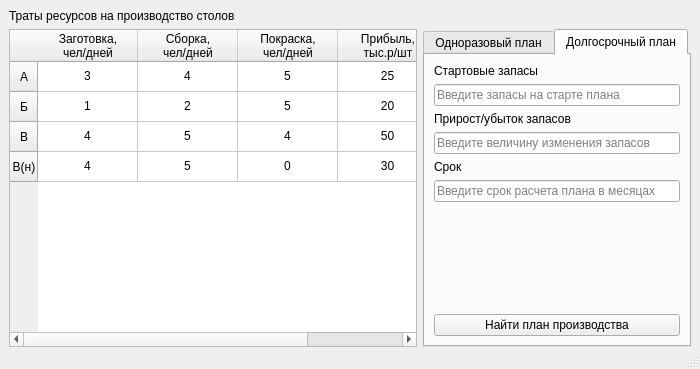
kos1posha/kubstu, file s6/mp/cw/s6_mp_cw/qt/ui/main.ui: the form before one commit.
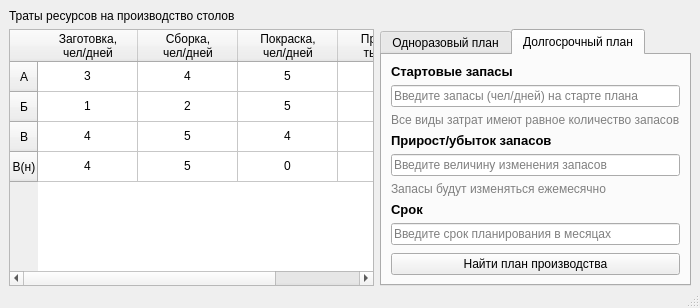
The form after the commit. The open tabs and pages were chosen to show the change.

Diff of the .ui file:
```diff
--- a/s6/mp/cw/s6_mp_cw/qt/ui/main.ui
+++ b/s6/mp/cw/s6_mp_cw/qt/ui/main.ui
@@ -7,7 +7,7 @@
     <x>0</x>
     <y>0</y>
     <width>700</width>
-    <height>369</height>
+    <height>303</height>
    </rect>
   </property>
   <property name="minimumSize">
@@ -337,6 +337,13 @@
        <layout class="QVBoxLayout" name="vl_long_term">
         <item>
          <widget class="QLabel" name="l_lt_supply">
+          <property name="font">
+           <font>
+            <pointsize>10</pointsize>
+            <weight>75</weight>
+            <bold>true</bold>
+           </font>
+          </property>
           <property name="text">
            <string>Стартовые запасы</string>
           </property>
@@ -345,12 +352,29 @@
         <item>
          <widget class="QLineEdit" name="le_lt_supply">
           <property name="placeholderText">
-           <string>Введите запасы на старте плана</string>
+           <string>Введите запасы (чел/дней) на старте плана</string>
+          </property>
+         </widget>
+        </item>
+        <item>
+         <widget class="QLabel" name="l_lt_supply_hint">
+          <property name="styleSheet">
+           <string notr="true">color:grey</string>
+          </property>
+          <property name="text">
+           <string>Все виды затрат имеют равное количество запасов</string>
           </property>
          </widget>
         </item>
         <item>
          <widget class="QLabel" name="l_lt_step">
+          <property name="font">
+           <font>
+            <pointsize>10</pointsize>
+            <weight>75</weight>
+            <bold>true</bold>
+           </font>
+          </property>
           <property name="text">
            <string>Прирост/убыток запасов</string>
           </property>
@@ -366,8 +390,25 @@
           </property>
          </widget>
         </item>
+        <item>
+         <widget class="QLabel" name="l_lt_supply_hint_2">
+          <property name="styleSheet">
+           <string notr="true">color:grey</string>
+          </property>
+          <property name="text">
+           <string>Запасы будут изменяться ежемесячно</string>
+          </property>
+         </widget>
+        </item>
         <item>
          <widget class="QLabel" name="l_lt_long">
+          <property name="font">
+           <font>
+            <pointsize>10</pointsize>
+            <weight>75</weight>
+            <bold>true</bold>
+           </font>
+          </property>
           <property name="text">
            <string>Срок</string>
           </property>
@@ -379,7 +420,7 @@
            <string/>
           </property>
           <property name="placeholderText">
-           <string>Введите срок расчета плана в месяцах</string>
+           <string>Введите срок планирования в месяцах</string>
           </property>
          </widget>
         </item>
```
Left out of the diff: 35 changed lines with no effect on the pictures.
